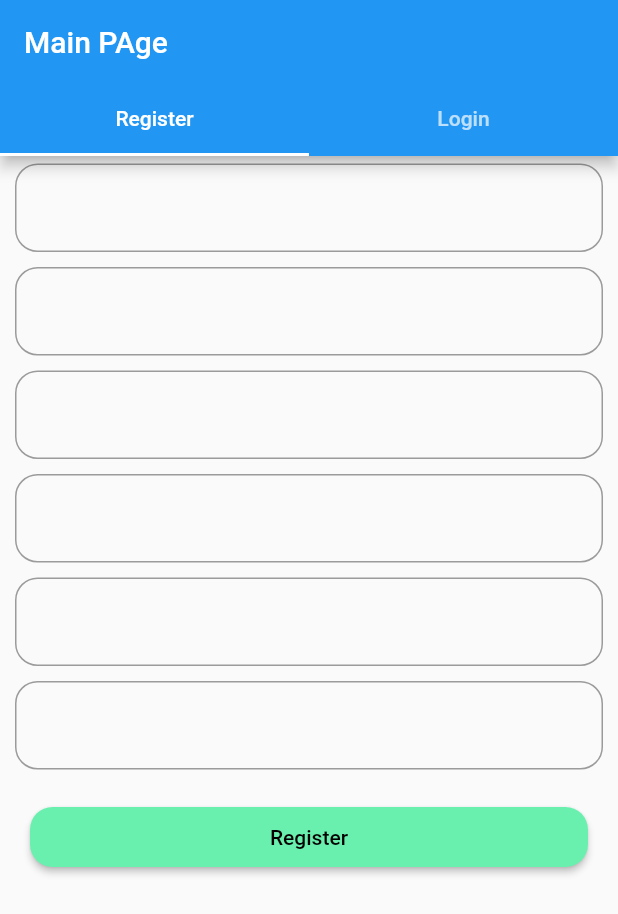
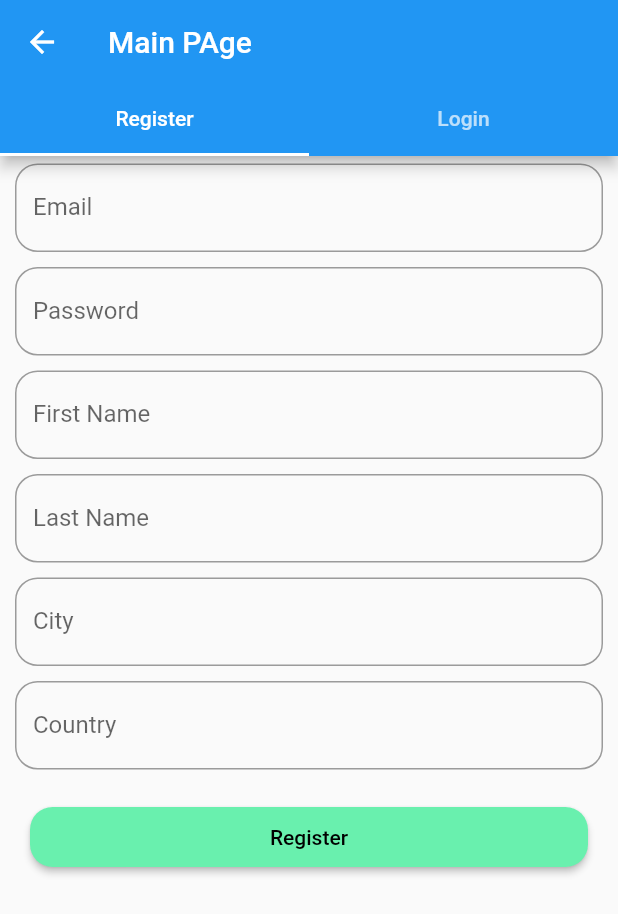
Before and after one commit to thekhalid33/chating_gsg, a Flutter app: the AuthMainScreen screen opened directly, on a phone screen of 412 x 824 dp. Shown: the top 914 px of the screen. Run offline on Flutter 3.47's test engine with Material 2 defaults, Android fonts, the phone set to English and light mode, and no system bars; our stand-ins replace cloud_firestore, firebase_auth, firebase_core; accounts and stored records are empty.

Commit message:
first commit

```diff
--- /dev/null
+++ b/lib/Auth/models/user_model.dart
@@ -0,0 +1,27 @@
+import 'package:flutter/foundation.dart';
+
+class UserModel {
+  String id;
+  String email;
+  String fName;
+  String lName;
+  String city;
+  String country;
+  UserModel({
+    @required this.id,
+    @required this.email,
+    @required this.fName,
+    @required this.lName,
+    @required this.city,
+    @required this.country,
+  });
+
+  UserModel.fromMap(Map map){
+    this.id = map['id'];
+    this.email = map['email'];
+    this.fName = map['fName'];
+    this.lName = map['lName'];
+    this.city = map['city'];
+    this.country = map['country'];
+  }
+}
--- a/lib/Auth/ui/screens/reset_password_screen.dart
+++ b/lib/Auth/ui/screens/reset_password_screen.dart
@@ -1,4 +1,3 @@
-import 'package:first_firebase_gsg/Auth/helpers/auth_helper.dart';
 import 'package:first_firebase_gsg/Auth/providers/auth_provider.dart';
 import 'package:flutter/material.dart';
 
--- a/lib/Auth/ui/screens/signup_screen.dart
+++ b/lib/Auth/ui/screens/signup_screen.dart
@@ -1,4 +1,3 @@
-import 'package:first_firebase_gsg/Auth/helpers/auth_helper.dart';
 import 'package:first_firebase_gsg/Auth/providers/auth_provider.dart';
 import 'package:first_firebase_gsg/Auth/ui/widgets/custom_textField.dart';
 import 'package:first_firebase_gsg/ui/global_widgets/custom_button_global.dart';
--- a/lib/Auth/ui/widgets/custom_textField.dart
+++ b/lib/Auth/ui/widgets/custom_textField.dart
@@ -1,8 +1,8 @@
 import 'package:flutter/material.dart';
 
 class CustomTextField extends StatelessWidget {
-  String label;
-  TextEditingController textEditingController = TextEditingController();
+  final String label;
+  final TextEditingController textEditingController;
   CustomTextField({this.label, this.textEditingController});
   @override
   Widget build(BuildContext context) {
--- a/lib/main.dart
+++ b/lib/main.dart
@@ -67,7 +67,13 @@ class FirebaseConfiguration extends StatelessWidget {
           );
         }
         if (dataSnapshot.connectionState == ConnectionState.done) {
+          if (Provider.of<AuthProvider>(context).getCurrentUser() != null) {
+            return HomeScreen();
+          }
+          else{
           return AuthMainScreen();
+
+          }
         }
         return Scaffold(
           body: Center(
```
Also changed, not shown: lib/Auth/helpers/auth_helper.dart (+5 -3 lines), lib/Auth/helpers/firestore_helper.dart (+16 -3 lines), lib/Auth/providers/auth_provider.dart (+18 -0 lines), lib/chats/home_screen.dart (+41 -4 lines).
